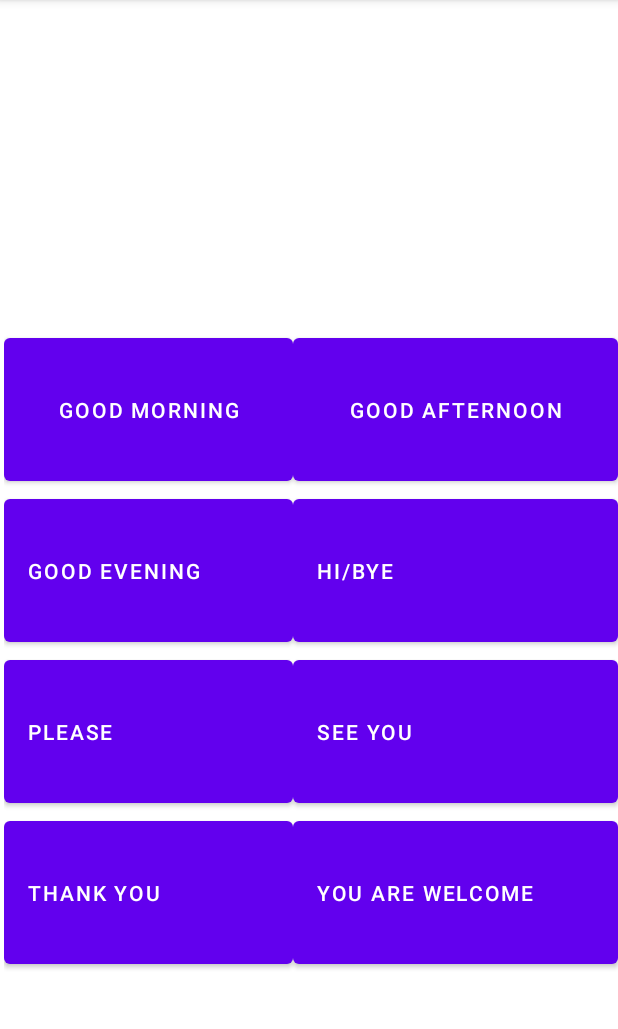
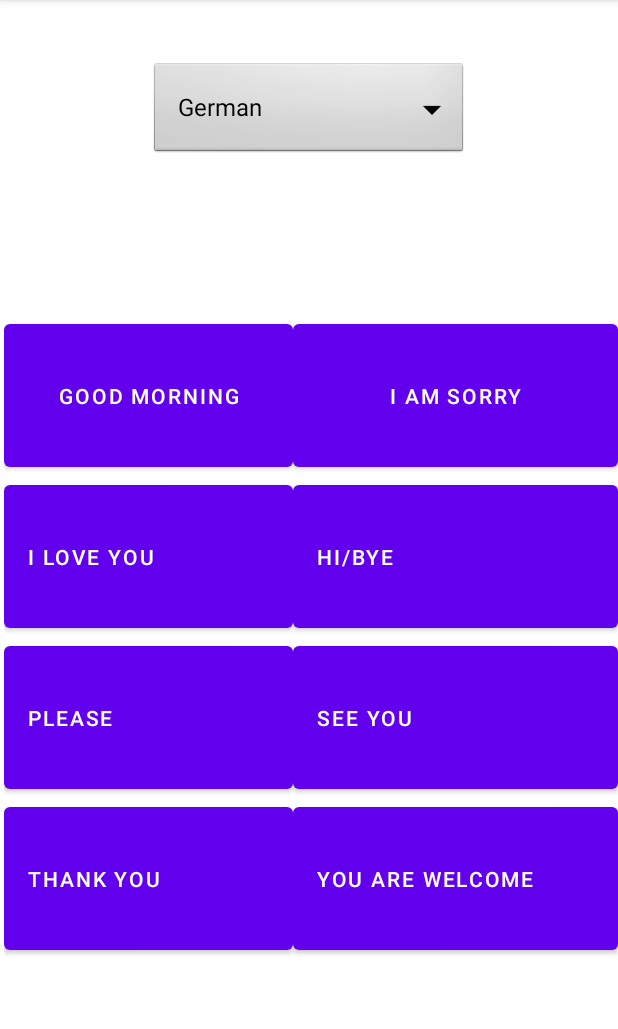
Before and after one commit to shan-h-zhao/BasicPhrases, an Android app: the screen it shows after launch (MainActivity), after a tap on "GOOD MORNING", on a phone screen of 412 x 824 dp, the part 84-1113 px from its top. Run offline under Robolectric (Android 15) with nearby library versions, the light colour scheme and no system bars.

Commit message:
Dropdown switch languages work

```diff
--- a/app/src/main/java/com/example/basicphrases/MainActivity.java
+++ b/app/src/main/java/com/example/basicphrases/MainActivity.java
@@ -6,14 +6,20 @@ import android.media.MediaPlayer;
 import android.os.Bundle;
 import android.util.Log;
 import android.view.View;
+import android.widget.ArrayAdapter;
 import android.widget.Button;
+import android.widget.Spinner;
 
 public class MainActivity extends AppCompatActivity {
 
+    Spinner dropdown;
+
     public void playPhrase(View view) {
+
         Button buttonPressed = (Button) view;
-        Log.i("Button Pressed", buttonPressed.getTag().toString());
-        MediaPlayer mediaPlayer = MediaPlayer.create(this, getResources().getIdentifier(buttonPressed.getTag().toString(), "raw", getPackageName()));
+        String buttonTag = buttonPressed.getTag().toString() + dropdown.getSelectedItem().toString().toLowerCase();
+        Log.i("Button Pressed", buttonTag);
+        MediaPlayer mediaPlayer = MediaPlayer.create(this, getResources().getIdentifier(buttonTag, "raw", getPackageName()));
         mediaPlayer.start();
 
     }
@@ -22,5 +28,12 @@ public class MainActivity extends AppCompatActivity {
     protected void onCreate(Bundle savedInstanceState) {
         super.onCreate(savedInstanceState);
         setContentView(R.layout.activity_main);
+
+        dropdown = findViewById(R.id.spinner1);
+        String[] items = new String[]{"German", "Italian", "Spanish"};
+        ArrayAdapter<String> adapter = new ArrayAdapter<>(this, android.R.layout.simple_spinner_dropdown_item, items);
+
+        dropdown.setAdapter(adapter);
+
     }
 }
--- a/app/src/main/res/layout/activity_main.xml
+++ b/app/src/main/res/layout/activity_main.xml
@@ -6,18 +6,32 @@
     android:layout_height="match_parent"
     tools:context=".MainActivity">
 
+    <Spinner
+        android:id="@+id/spinner1"
+        android:layout_width="match_parent"
+        android:layout_height="wrap_content"
+        android:layout_marginStart="100dp"
+        android:layout_marginTop="40dp"
+        android:layout_marginEnd="100dp"
+        android:background="@android:drawable/btn_dropdown"
+        android:spinnerMode="dropdown"
+        app:layout_constraintEnd_toEndOf="parent"
+        app:layout_constraintStart_toStartOf="parent"
+        app:layout_constraintTop_toTopOf="parent" />
+
     <androidx.gridlayout.widget.GridLayout
         android:layout_width="409dp"
         android:layout_height="429dp"
-        android:layout_marginTop="200dp"
+        android:layout_marginTop="74dp"
         android:layout_marginBottom="100dp"
         app:columnCount="2"
         app:layout_constraintBottom_toBottomOf="parent"
         app:layout_constraintEnd_toEndOf="parent"
         app:layout_constraintHorizontal_bias="1.0"
         app:layout_constraintStart_toStartOf="parent"
-        app:layout_constraintTop_toTopOf="parent"
+        app:layout_constraintTop_toBottomOf="@+id/spinner1"
         app:rowCount="4">
+
 
         <Button
             android:id="@+id/button"
@@ -33,8 +47,8 @@
         <Button
             android:id="@+id/button1"
             android:onClick="playPhrase"
-            android:tag="goodafternoon"
-            android:text="Good Afternoon"
+            android:tag="imsorry"
+            android:text="I am sorry"
             app:layout_column="1"
             app:layout_columnWeight="1"
             app:layout_gravity="fill"
@@ -45,8 +59,8 @@
             android:id="@+id/button2"
             android:gravity="fill"
             android:onClick="playPhrase"
-            android:tag="goodevening"
-            android:text="Good Evening"
+            android:tag="iloveyou"
+            android:text="I love you"
             app:layout_column="0"
             app:layout_columnWeight="1"
             app:layout_gravity="fill"
```
Also changed, not shown: 8 other files.
